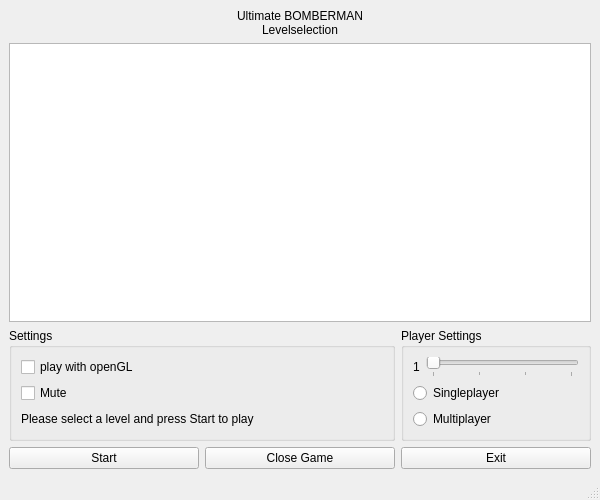
Before: the Qt Designer form main/gui/startwindow.ui in benediktibk/bomberman, drawn with Qt 5.
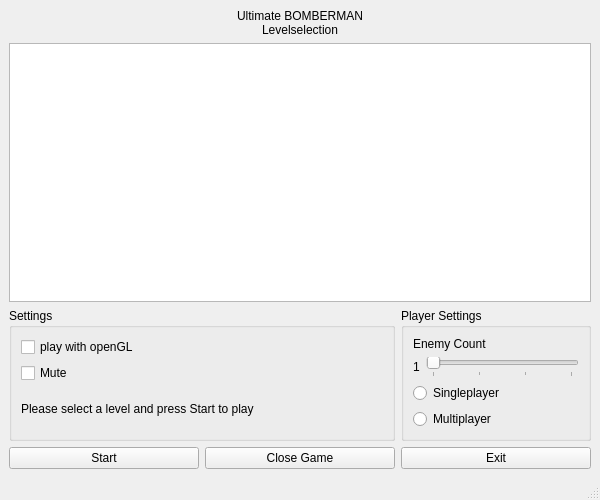
After: the same form once the commit is applied.

Commit message: slider function finished

```diff
--- a/main/gui/startwindow.ui
+++ b/main/gui/startwindow.ui
@@ -126,7 +126,10 @@
        <string>Player Settings</string>
       </property>
       <layout class="QFormLayout" name="formLayout">
-       <item row="0" column="0">
+       <property name="fieldGrowthPolicy">
+        <enum>QFormLayout::AllNonFixedFieldsGrow</enum>
+       </property>
+       <item row="1" column="0">
         <widget class="QLabel" name="sliderShowLabel">
          <property name="sizePolicy">
           <sizepolicy hsizetype="Preferred" vsizetype="Preferred">
@@ -139,7 +142,7 @@
          </property>
         </widget>
        </item>
-       <item row="0" column="1">
+       <item row="1" column="1">
         <widget class="QSlider" name="playerCountHorizontalSlider">
          <property name="sizePolicy">
           <sizepolicy hsizetype="Preferred" vsizetype="Fixed">
@@ -167,20 +170,27 @@
          </property>
         </widget>
        </item>
-       <item row="1" column="0" colspan="2">
+       <item row="2" column="0" colspan="2">
         <widget class="QRadioButton" name="singleRadioButton">
          <property name="text">
           <string>Singleplayer</string>
          </property>
         </widget>
        </item>
-       <item row="2" column="0" colspan="2">
+       <item row="3" column="0" colspan="2">
         <widget class="QRadioButton" name="multiRadioButton">
          <property name="text">
           <string>Multiplayer</string>
          </property>
         </widget>
        </item>
+       <item row="0" column="0" colspan="2">
+        <widget class="QLabel" name="label">
+         <property name="text">
+          <string>Enemy Count</string>
+         </property>
+        </widget>
+       </item>
       </layout>
      </widget>
     </item>
```
The commit also changes 1 other file.
